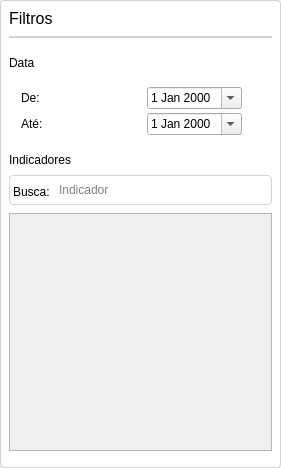
newprev/PrevCliente, file Design/UI/menuFiltroContrib.ui: the form before one commit.
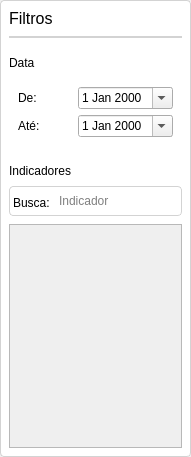
The form after the commit.

```diff
--- a/Design/UI/menuFiltroContrib.ui
+++ b/Design/UI/menuFiltroContrib.ui
@@ -1,15 +1,27 @@
 <?xml version="1.0" encoding="UTF-8"?>
 <ui version="4.0">
- <class>mwFiltrosContribuicoes</class>
- <widget class="QMainWindow" name="mwFiltrosContribuicoes">
+ <class>wdgNewMenu</class>
+ <widget class="QWidget" name="wdgNewMenu">
   <property name="geometry">
    <rect>
     <x>0</x>
     <y>0</y>
-    <width>281</width>
-    <height>468</height>
+    <width>191</width>
+    <height>457</height>
    </rect>
   </property>
+  <property name="sizePolicy">
+   <sizepolicy hsizetype="MinimumExpanding" vsizetype="Minimum">
+    <horstretch>0</horstretch>
+    <verstretch>0</verstretch>
+   </sizepolicy>
+  </property>
+  <property name="minimumSize">
+   <size>
+    <width>191</width>
+    <height>457</height>
+   </size>
+  </property>
   <property name="windowTitle">
    <string>MainWindow</string>
   </property>
@@ -62,13 +74,6 @@
 	border: 0px solid transparent;
 }</string>
   </property>
-  <widget class="QWidget" name="centralwidget">
-   <property name="sizePolicy">
-    <sizepolicy hsizetype="Preferred" vsizetype="Preferred">
-     <horstretch>0</horstretch>
-     <verstretch>0</verstretch>
-    </sizepolicy>
-   </property>
    <layout class="QGridLayout" name="gridLayout">
     <property name="leftMargin">
      <number>0</number>
@@ -87,16 +92,19 @@
     </property>
     <item row="0" column="0">
      <widget class="QFrame" name="frMenu">
+     <property name="minimumSize">
+      <size>
+       <width>0</width>
+       <height>0</height>
+      </size>
+     </property>
       <property name="frameShape">
        <enum>QFrame::NoFrame</enum>
       </property>
       <property name="frameShadow">
        <enum>QFrame::Raised</enum>
       </property>
-      <layout class="QVBoxLayout" name="verticalLayout_2">
-       <property name="spacing">
-        <number>8</number>
-       </property>
+     <layout class="QGridLayout" name="gridLayout_3">
        <property name="leftMargin">
         <number>8</number>
        </property>
@@ -107,157 +115,15 @@
         <number>8</number>
        </property>
        <property name="bottomMargin">
-        <number>0</number>
-       </property>
-       <item>
-        <widget class="QLabel" name="lbTitulo">
-         <property name="maximumSize">
-          <size>
-           <width>16777215</width>
-           <height>24</height>
-          </size>
-         </property>
-         <property name="text">
-          <string>Filtros</string>
-         </property>
-        </widget>
-       </item>
-       <item alignment="Qt::AlignTop">
-        <widget class="QFrame" name="frSeparador">
-         <property name="minimumSize">
-          <size>
-           <width>0</width>
-           <height>2</height>
-          </size>
-         </property>
-         <property name="maximumSize">
-          <size>
-           <width>16777215</width>
-           <height>2</height>
-          </size>
-         </property>
-         <property name="frameShape">
-          <enum>QFrame::NoFrame</enum>
-         </property>
-         <property name="frameShadow">
-          <enum>QFrame::Raised</enum>
-         </property>
-        </widget>
-       </item>
-       <item>
-        <widget class="QFrame" name="frSeparador1">
-         <property name="minimumSize">
-          <size>
-           <width>0</width>
-           <height>2</height>
-          </size>
-         </property>
-         <property name="maximumSize">
-          <size>
-           <width>16777215</width>
-           <height>2</height>
-          </size>
-         </property>
-         <property name="frameShape">
-          <enum>QFrame::NoFrame</enum>
-         </property>
-         <property name="frameShadow">
-          <enum>QFrame::Raised</enum>
-         </property>
-        </widget>
-       </item>
-       <item alignment="Qt::AlignTop">
-        <widget class="QLabel" name="lbData">
-         <property name="text">
-          <string>Data</string>
-         </property>
-        </widget>
-       </item>
-       <item alignment="Qt::AlignTop">
-        <widget class="QFrame" name="frData">
-         <property name="frameShape">
-          <enum>QFrame::NoFrame</enum>
-         </property>
-         <property name="frameShadow">
-          <enum>QFrame::Raised</enum>
-         </property>
-         <layout class="QGridLayout" name="gridLayout_2">
-          <property name="leftMargin">
-           <number>12</number>
-          </property>
-          <property name="rightMargin">
-           <number>0</number>
-          </property>
-          <property name="bottomMargin">
-           <number>0</number>
+       <number>8</number>
           </property>
           <property name="horizontalSpacing">
            <number>0</number>
           </property>
           <property name="verticalSpacing">
-           <number>4</number>
-          </property>
-          <item row="0" column="0" alignment="Qt::AlignLeft">
-           <widget class="QLabel" name="lbInfoDe">
-            <property name="text">
-             <string>De:</string>
-            </property>
-           </widget>
-          </item>
-          <item row="0" column="1" alignment="Qt::AlignLeft">
-           <widget class="QDateEdit" name="dtDe">
-            <property name="calendarPopup">
-             <bool>true</bool>
-            </property>
-           </widget>
-          </item>
-          <item row="1" column="0" alignment="Qt::AlignLeft">
-           <widget class="QLabel" name="lbInfoAte">
-            <property name="text">
-             <string>Até:</string>
-            </property>
-           </widget>
-          </item>
-          <item row="1" column="1" alignment="Qt::AlignLeft">
-           <widget class="QDateEdit" name="dtAte">
-            <property name="calendarPopup">
-             <bool>true</bool>
-            </property>
-           </widget>
-          </item>
-         </layout>
-        </widget>
-       </item>
-       <item>
-        <widget class="QFrame" name="frSeparador2">
-         <property name="minimumSize">
-          <size>
-           <width>0</width>
-           <height>2</height>
-          </size>
-         </property>
-         <property name="maximumSize">
-          <size>
-           <width>16777215</width>
-           <height>2</height>
-          </size>
-         </property>
-         <property name="frameShape">
-          <enum>QFrame::NoFrame</enum>
-         </property>
-         <property name="frameShadow">
-          <enum>QFrame::Raised</enum>
-         </property>
-        </widget>
-       </item>
-       <item>
-        <widget class="QLabel" name="lbIndicadores">
-         <property name="text">
-          <string>Indicadores</string>
-         </property>
-        </widget>
-       </item>
-       <item>
+       <number>8</number>
+      </property>
+      <item row="7" column="0">
         <widget class="QFrame" name="frBusca">
          <property name="minimumSize">
           <size>
@@ -287,7 +153,7 @@
           <property name="bottomMargin">
            <number>0</number>
           </property>
-          <item alignment="Qt::AlignLeft">
+         <item>
            <widget class="QLabel" name="lbInfoBusca">
             <property name="text">
              <string>Busca:</string>
@@ -310,7 +176,104 @@
          </layout>
         </widget>
        </item>
-       <item>
+      <item row="1" column="0">
+       <widget class="QFrame" name="frSeparador">
+        <property name="minimumSize">
+         <size>
+          <width>0</width>
+          <height>2</height>
+         </size>
+        </property>
+        <property name="maximumSize">
+         <size>
+          <width>16777215</width>
+          <height>2</height>
+         </size>
+        </property>
+        <property name="frameShape">
+         <enum>QFrame::NoFrame</enum>
+        </property>
+        <property name="frameShadow">
+         <enum>QFrame::Raised</enum>
+        </property>
+       </widget>
+      </item>
+      <item row="5" column="0">
+       <widget class="QFrame" name="frSeparador2">
+        <property name="minimumSize">
+         <size>
+          <width>0</width>
+          <height>2</height>
+         </size>
+        </property>
+        <property name="maximumSize">
+         <size>
+          <width>16777215</width>
+          <height>2</height>
+         </size>
+        </property>
+        <property name="frameShape">
+         <enum>QFrame::NoFrame</enum>
+        </property>
+        <property name="frameShadow">
+         <enum>QFrame::Raised</enum>
+        </property>
+       </widget>
+      </item>
+      <item row="4" column="0">
+       <widget class="QFrame" name="frData">
+        <property name="frameShape">
+         <enum>QFrame::NoFrame</enum>
+        </property>
+        <property name="frameShadow">
+         <enum>QFrame::Raised</enum>
+        </property>
+        <layout class="QGridLayout" name="gridLayout_2">
+         <item row="0" column="0">
+          <widget class="QLabel" name="lbInfoDe">
+           <property name="text">
+            <string>De:</string>
+           </property>
+          </widget>
+         </item>
+         <item row="0" column="1">
+          <widget class="QDateEdit" name="dtDe">
+           <property name="calendarPopup">
+            <bool>true</bool>
+           </property>
+          </widget>
+         </item>
+         <item row="1" column="0">
+          <widget class="QLabel" name="lbInfoAte">
+           <property name="text">
+            <string>Até:</string>
+           </property>
+          </widget>
+         </item>
+         <item row="1" column="1">
+          <widget class="QDateEdit" name="dtAte">
+           <property name="calendarPopup">
+            <bool>true</bool>
+           </property>
+          </widget>
+         </item>
+        </layout>
+       </widget>
+      </item>
+      <item row="0" column="0">
+       <widget class="QLabel" name="lbTitulo">
+        <property name="maximumSize">
+         <size>
+          <width>16777215</width>
+          <height>24</height>
+         </size>
+        </property>
+        <property name="text">
+         <string>Filtros</string>
+        </property>
+       </widget>
+      </item>
+      <item row="8" column="0">
         <widget class="QScrollArea" name="scrollArea">
          <property name="minimumSize">
           <size>
@@ -326,8 +289,8 @@
            <rect>
             <x>0</x>
             <y>0</y>
-            <width>261</width>
-            <height>212</height>
+           <width>171</width>
+           <height>198</height>
            </rect>
           </property>
           <layout class="QVBoxLayout" name="verticalLayout">
@@ -355,38 +318,46 @@
          </widget>
         </widget>
        </item>
-       <item>
-        <widget class="QFrame" name="frIndicadores">
+      <item row="3" column="0">
+       <widget class="QLabel" name="lbData">
+        <property name="text">
+         <string>Data</string>
+        </property>
+       </widget>
+      </item>
+      <item row="6" column="0">
+       <widget class="QLabel" name="lbIndicadores">
+        <property name="text">
+         <string>Indicadores</string>
+        </property>
+       </widget>
+      </item>
+      <item row="2" column="0">
+       <widget class="QFrame" name="frSeparador1">
+        <property name="minimumSize">
+         <size>
+          <width>0</width>
+          <height>2</height>
+         </size>
+        </property>
+        <property name="maximumSize">
+         <size>
+          <width>16777215</width>
+          <height>2</height>
+         </size>
+        </property>
          <property name="frameShape">
           <enum>QFrame::NoFrame</enum>
          </property>
          <property name="frameShadow">
           <enum>QFrame::Raised</enum>
          </property>
-         <layout class="QVBoxLayout" name="verticalLayout_3">
-          <property name="spacing">
-           <number>0</number>
-          </property>
-          <property name="leftMargin">
-           <number>0</number>
-          </property>
-          <property name="topMargin">
-           <number>0</number>
-          </property>
-          <property name="rightMargin">
-           <number>0</number>
-          </property>
-          <property name="bottomMargin">
-           <number>8</number>
-          </property>
-         </layout>
         </widget>
        </item>
       </layout>
      </widget>
     </item>
    </layout>
-  </widget>
  </widget>
  <resources/>
  <connections/>
```
Left out of the diff: 2 changed lines with no effect on the pictures. Lines whose indentation alone changed are shown as unchanged.
